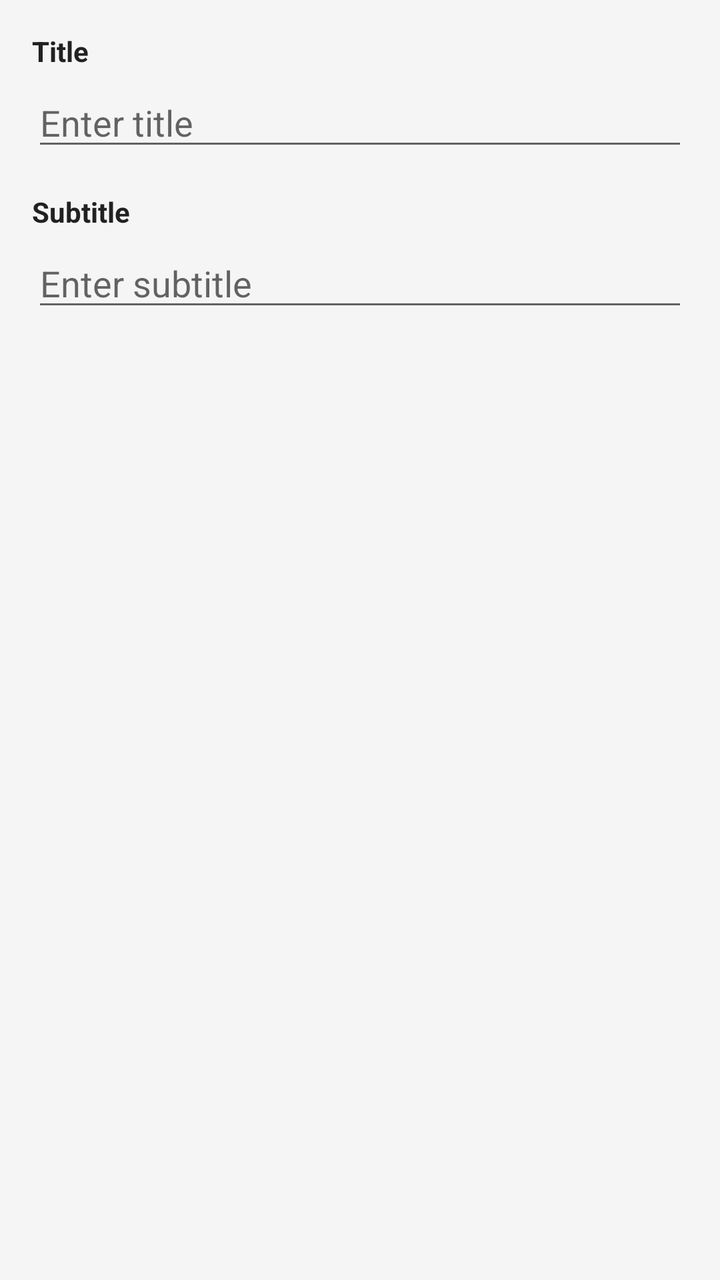
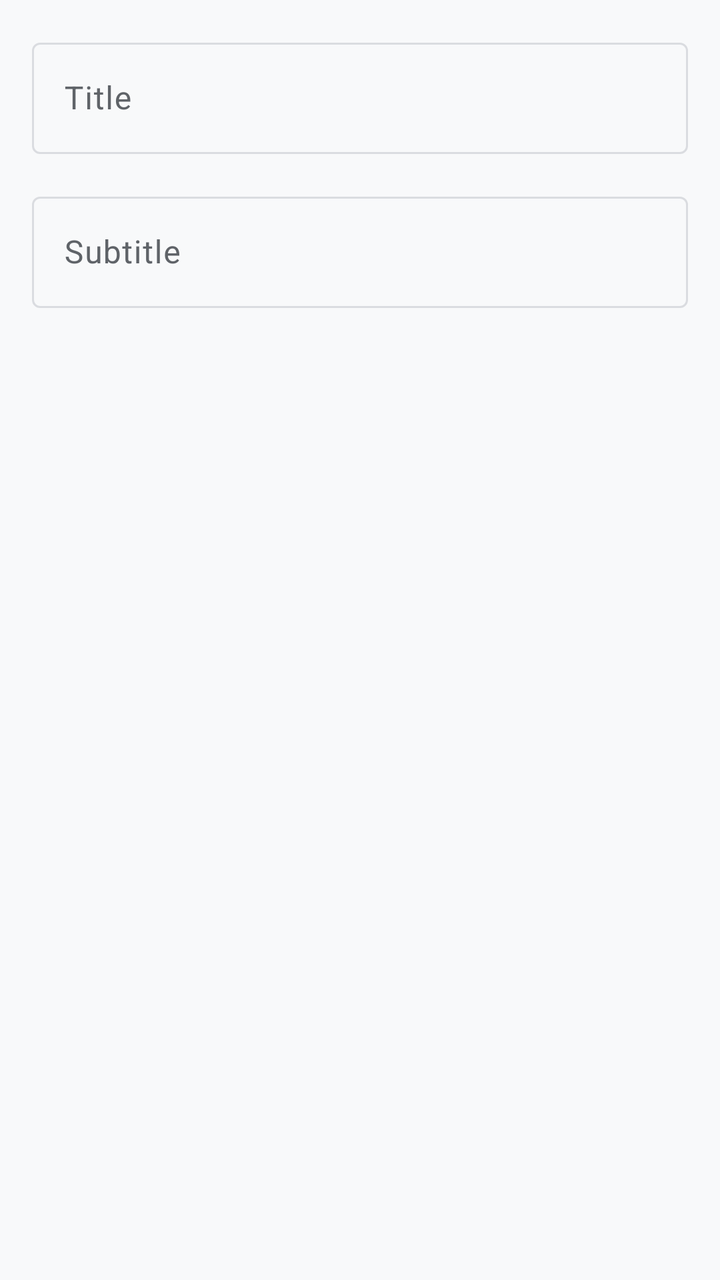

The first picture is an Android layout as it rendered before a commit; the second is the same layout after the commit. The layout source and the unified diff follow.
<!-- AndroidManifest.xml: application theme Theme.Studbuddy -->
<!-- res/layout/dialog_sample.xml -->
<?xml version="1.0" encoding="utf-8"?>
<ScrollView xmlns:android="http://schemas.android.com/apk/res/android"
    android:layout_width="match_parent"
    android:layout_height="wrap_content">

    <LinearLayout
        android:layout_width="match_parent"
        android:layout_height="wrap_content"
        android:orientation="vertical"
        android:padding="@dimen/spacing_medium">

        
        <TextView
            android:layout_width="match_parent"
            android:layout_height="wrap_content"
            android:layout_marginBottom="@dimen/spacing_xsmall"
            android:text="Title"
            android:textColor="@color/colorTextPrimary"
            android:textSize="@dimen/text_size_body"
            android:textStyle="bold" />

        
        <EditText
            android:id="@+id/editTextSampleTitle"
            android:layout_width="match_parent"
            android:layout_height="wrap_content"
            android:layout_marginBottom="@dimen/spacing_medium"
            android:hint="Enter title"
            android:inputType="text"
            android:maxLength="100" />

        
        <TextView
            android:layout_width="match_parent"
            android:layout_height="wrap_content"
            android:layout_marginBottom="@dimen/spacing_xsmall"
            android:text="Subtitle"
            android:textColor="@color/colorTextPrimary"
            android:textSize="@dimen/text_size_body"
            android:textStyle="bold" />

        
        <EditText
            android:id="@+id/editTextSampleSubtitle"
            android:layout_width="match_parent"
            android:layout_height="wrap_content"
            android:layout_marginBottom="@dimen/spacing_medium"
            android:hint="Enter subtitle"
            android:inputType="text"
            android:maxLength="100" />

    </LinearLayout>
</ScrollView>
<!-- resources referenced by this layout -->
<resources>
  <color name="colorTextPrimary">#212121</color>
  <dimen name="spacing_medium">16dp</dimen>
  <dimen name="spacing_xsmall">4dp</dimen>
  <dimen name="text_size_body">14sp</dimen>
  <style name="Theme.Studbuddy" parent="Theme.AppCompat.Light.NoActionBar">
          
          <item name="colorPrimary">@color/colorPrimary</item>
          <item name="colorPrimaryDark">@color/colorPrimaryDark</item>
          <item name="colorAccent">@color/colorAccent</item>
          
          <item name="android:windowBackground">@color/colorBackground</item>
      </style>
  <color name="colorPrimary">#1565C0</color>
  <color name="colorPrimaryDark">#003c8f</color>
  <color name="colorAccent">#42A5F5</color>
  <color name="colorBackground">#F5F5F5</color>
</resources>

<!-- the commit's change to res/layout/dialog_sample.xml (unified diff, before → after) -->
@@ -1,5 +1,6 @@
 <?xml version="1.0" encoding="utf-8"?>
 <ScrollView xmlns:android="http://schemas.android.com/apk/res/android"
+    xmlns:app="http://schemas.android.com/apk/res-auto"
     android:layout_width="match_parent"
     android:layout_height="wrap_content">
 
@@ -9,45 +10,35 @@
         android:orientation="vertical"
         android:padding="@dimen/spacing_medium">
 
-        
-        <TextView
-            android:layout_width="match_parent"
-            android:layout_height="wrap_content"
-            android:layout_marginBottom="@dimen/spacing_xsmall"
-            android:text="Title"
-            android:textColor="@color/colorTextPrimary"
-            android:textSize="@dimen/text_size_body"
-            android:textStyle="bold" />
-
-        
-        <EditText
-            android:id="@+id/editTextSampleTitle"
+        <com.google.android.material.textfield.TextInputLayout
             android:layout_width="match_parent"
             android:layout_height="wrap_content"
             android:layout_marginBottom="@dimen/spacing_medium"
-            android:hint="Enter title"
-            android:inputType="text"
-            android:maxLength="100" />
+            android:hint="Title"
+            style="@style/Widget.Material3.TextInputLayout.OutlinedBox">
 
-        
-        <TextView
-            android:layout_width="match_parent"
-            android:layout_height="wrap_content"
-            android:layout_marginBottom="@dimen/spacing_xsmall"
-            android:text="Subtitle"
-            android:textColor="@color/colorTextPrimary"
-            android:textSize="@dimen/text_size_body"
-            android:textStyle="bold" />
+            <com.google.android.material.textfield.TextInputEditText
+                android:id="@+id/editTextSampleTitle"
+                android:layout_width="match_parent"
+                android:layout_height="wrap_content"
+                android:inputType="text"
+                android:maxLength="100" />
+        </com.google.android.material.textfield.TextInputLayout>
 
-        
-        <EditText
-            android:id="@+id/editTextSampleSubtitle"
+        <com.google.android.material.textfield.TextInputLayout
             android:layout_width="match_parent"
             android:layout_height="wrap_content"
             android:layout_marginBottom="@dimen/spacing_medium"
-            android:hint="Enter subtitle"
-            android:inputType="text"
-            android:maxLength="100" />
+            android:hint="Subtitle"
+            style="@style/Widget.Material3.TextInputLayout.OutlinedBox">
+
+            <com.google.android.material.textfield.TextInputEditText
+                android:id="@+id/editTextSampleSubtitle"
+                android:layout_width="match_parent"
+                android:layout_height="wrap_content"
+                android:inputType="text"
+                android:maxLength="100" />
+        </com.google.android.material.textfield.TextInputLayout>
 
     </LinearLayout>
 </ScrollView>
<!-- resource entries referenced after the edit -->
@@ -1,20 +1,59 @@
 <!-- resources referenced by this layout -->
 <resources>
-  <color name="colorTextPrimary">#212121</color>
   <dimen name="spacing_medium">16dp</dimen>
-  <dimen name="spacing_xsmall">4dp</dimen>
-  <dimen name="text_size_body">14sp</dimen>
-  <style name="Theme.Studbuddy" parent="Theme.AppCompat.Light.NoActionBar">
+  <style name="Theme.Studbuddy" parent="Theme.Material3.DayNight.NoActionBar">
           
-          <item name="colorPrimary">@color/colorPrimary</item>
-          <item name="colorPrimaryDark">@color/colorPrimaryDark</item>
-          <item name="colorAccent">@color/colorAccent</item>
+          <item name="colorPrimary">@color/md_theme_light_primary</item>
+          <item name="colorOnPrimary">@color/md_theme_light_onPrimary</item>
+          <item name="colorPrimaryContainer">@color/md_theme_light_primaryContainer</item>
+          <item name="colorOnPrimaryContainer">@color/md_theme_light_onPrimaryContainer</item>
+          <item name="colorSecondary">@color/md_theme_light_secondary</item>
+          <item name="colorOnSecondary">@color/md_theme_light_onSecondary</item>
+          <item name="colorSecondaryContainer">@color/md_theme_light_secondaryContainer</item>
+          <item name="colorOnSecondaryContainer">@color/md_theme_light_onSecondaryContainer</item>
+          <item name="colorTertiary">@color/md_theme_light_tertiary</item>
+          <item name="colorOnTertiary">@color/md_theme_light_onTertiary</item>
+          <item name="colorTertiaryContainer">@color/md_theme_light_tertiaryContainer</item>
+          <item name="colorOnTertiaryContainer">@color/md_theme_light_onTertiaryContainer</item>
+          <item name="colorError">@color/md_theme_light_error</item>
+          <item name="colorOnError">@color/md_theme_light_onError</item>
+          <item name="colorErrorContainer">@color/md_theme_light_errorContainer</item>
+          <item name="colorOnErrorContainer">@color/md_theme_light_onErrorContainer</item>
+          <item name="android:windowBackground">@color/md_theme_light_background</item>
+          <item name="colorOutline">@color/md_theme_light_outline</item>
+          <item name="colorSurfaceVariant">@color/md_theme_light_surfaceVariant</item>
+          <item name="colorOnSurfaceVariant">@color/md_theme_light_onSurfaceVariant</item>
+          <item name="colorSurface">@color/md_theme_light_surface</item>
+          <item name="colorOnSurface">@color/md_theme_light_onSurface</item>
+  
           
-          <item name="android:windowBackground">@color/colorBackground</item>
+          <item name="headerBackground">?attr/colorSurface</item>
+          <item name="headerTextColor">?attr/colorOnSurface</item>
+  
+          
+          <item name="materialCardViewStyle">@style/Widget.Material3.CardView.Outlined</item>
       </style>
-  <color name="colorPrimary">#1565C0</color>
-  <color name="colorPrimaryDark">#003c8f</color>
-  <color name="colorAccent">#42A5F5</color>
-  <color name="colorBackground">#F5F5F5</color>
+  <color name="md_theme_light_primary">#1E8E3E</color>
+  <color name="md_theme_light_onPrimary">#FFFFFF</color>
+  <color name="md_theme_light_primaryContainer">#E6F4EA</color>
+  <color name="md_theme_light_onPrimaryContainer">#0D652D</color>
+  <color name="md_theme_light_secondary">#5F6368</color>
+  <color name="md_theme_light_onSecondary">#FFFFFF</color>
+  <color name="md_theme_light_secondaryContainer">#E8EAED</color>
+  <color name="md_theme_light_onSecondaryContainer">#202124</color>
+  <color name="md_theme_light_tertiary">#1967D2</color>
+  <color name="md_theme_light_onTertiary">#FFFFFF</color>
+  <color name="md_theme_light_tertiaryContainer">#E8F0FE</color>
+  <color name="md_theme_light_onTertiaryContainer">#174EA6</color>
+  <color name="md_theme_light_error">#D93025</color>
+  <color name="md_theme_light_onError">#FFFFFF</color>
+  <color name="md_theme_light_errorContainer">#FCE8E6</color>
+  <color name="md_theme_light_onErrorContainer">#A50E0E</color>
+  <color name="md_theme_light_background">#F8F9FA</color>
+  <color name="md_theme_light_outline">#DADCE0</color>
+  <color name="md_theme_light_surfaceVariant">#F1F3F4</color>
+  <color name="md_theme_light_onSurfaceVariant">#5F6368</color>
+  <color name="md_theme_light_surface">#FFFFFF</color>
+  <color name="md_theme_light_onSurface">#202124</color>
 </resources>
 
